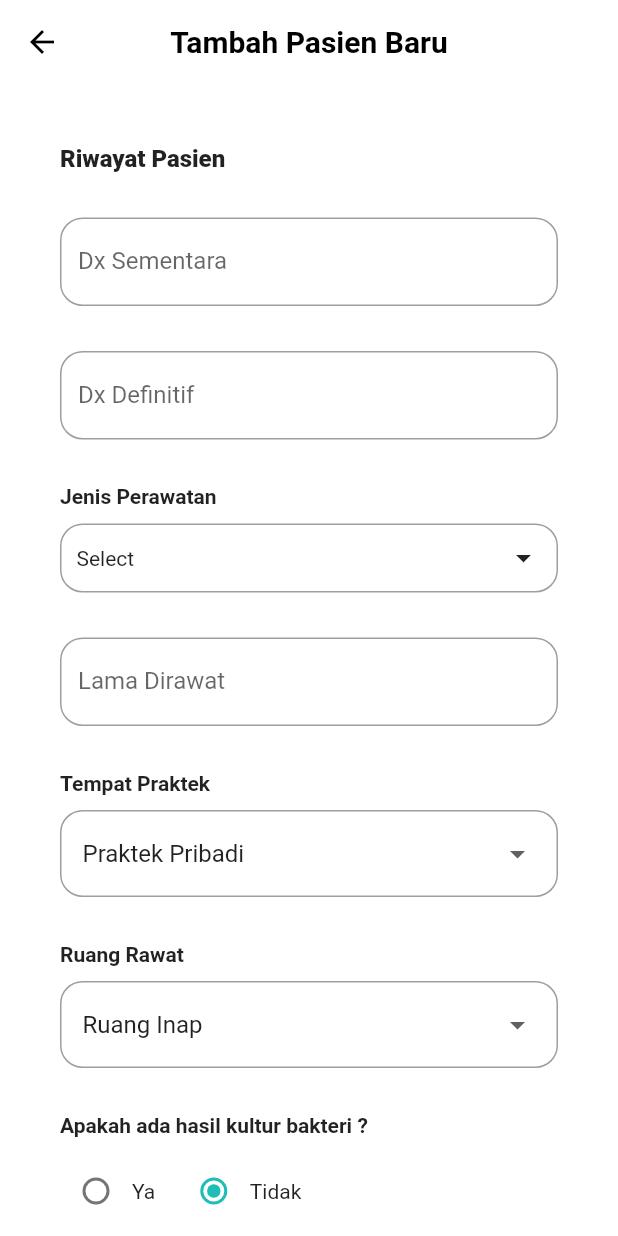
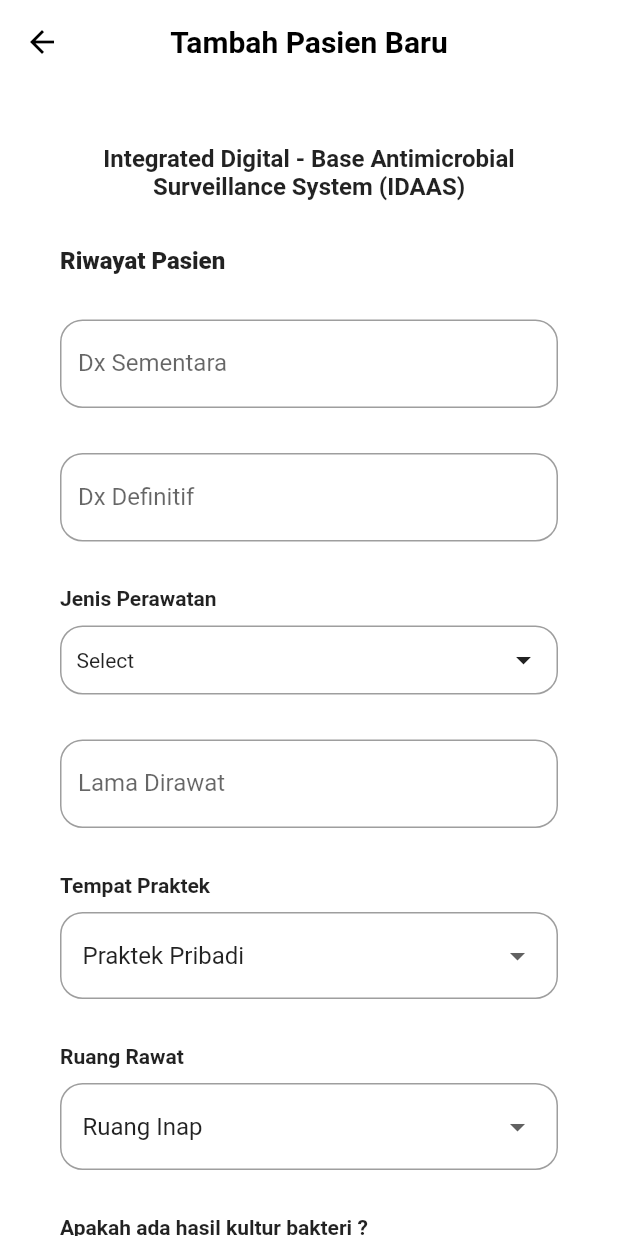
Before and after one commit to WayanPande/Integrated-Digital-Base-Antimicrobial-Surveillance-System, a Flutter app: the AddPatienRiwayat screen opened directly, on a phone screen of 412 x 824 dp. Run offline on Flutter 3.47's test engine with Material 2 defaults, Android fonts, the phone set to English and light mode, and no system bars; drawn by our look-alikes of multi_select_flutter; our stand-ins replace awesome_dialog, faker.

Commit message:
add header text

```diff
--- a/lib/screens/add_patien_riwayat_screen.dart
+++ b/lib/screens/add_patien_riwayat_screen.dart
@@ -53,7 +53,6 @@ class _AddPatienRiwayatState extends State<AddPatienRiwayat> {
   static List<Data> namaAntibiotik = [];
 
   convertData() {
-    print("KOCAKAKA");
     if (namaAntibiotik.isEmpty) {
       for (var i = 0; i < dataAntibiotik.length; i++) {
         namaAntibiotik.add(Data(id: i, name: dataAntibiotik[i]));
@@ -103,6 +102,17 @@ class _AddPatienRiwayatState extends State<AddPatienRiwayat> {
           child: Column(
             crossAxisAlignment: CrossAxisAlignment.start,
             children: [
+              const Text(
+                "Integrated Digital - Base Antimicrobial Surveillance System (IDAAS)",
+                style: TextStyle(
+                  fontSize: 16,
+                  fontWeight: FontWeight.bold,
+                ),
+                textAlign: TextAlign.center,
+              ),
+              const SizedBox(
+                height: 30,
+              ),
               const Text(
                 "Riwayat Pasien",
                 style: TextStyle(
```
Also changed, not shown: lib/screens/add_patien_antibiotik_screen.dart (+11 -0 lines), lib/screens/add_patien_identitas_screen.dart (+11 -0 lines), lib/screens/profile_patien_screen.dart (+11 -0 lines).
